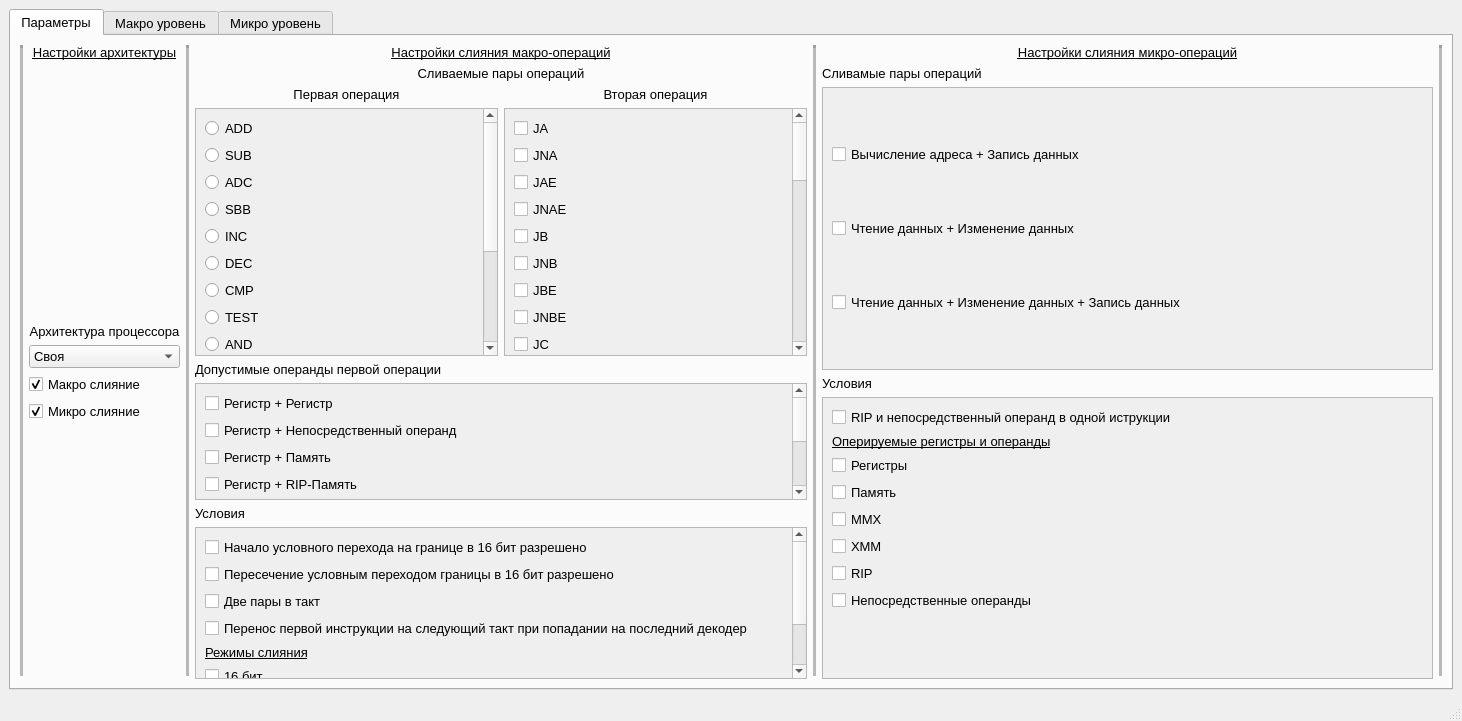
Before: the Qt Designer form mainwindow.ui in Nemilad/Fusion_Simulator, drawn with Qt 5.
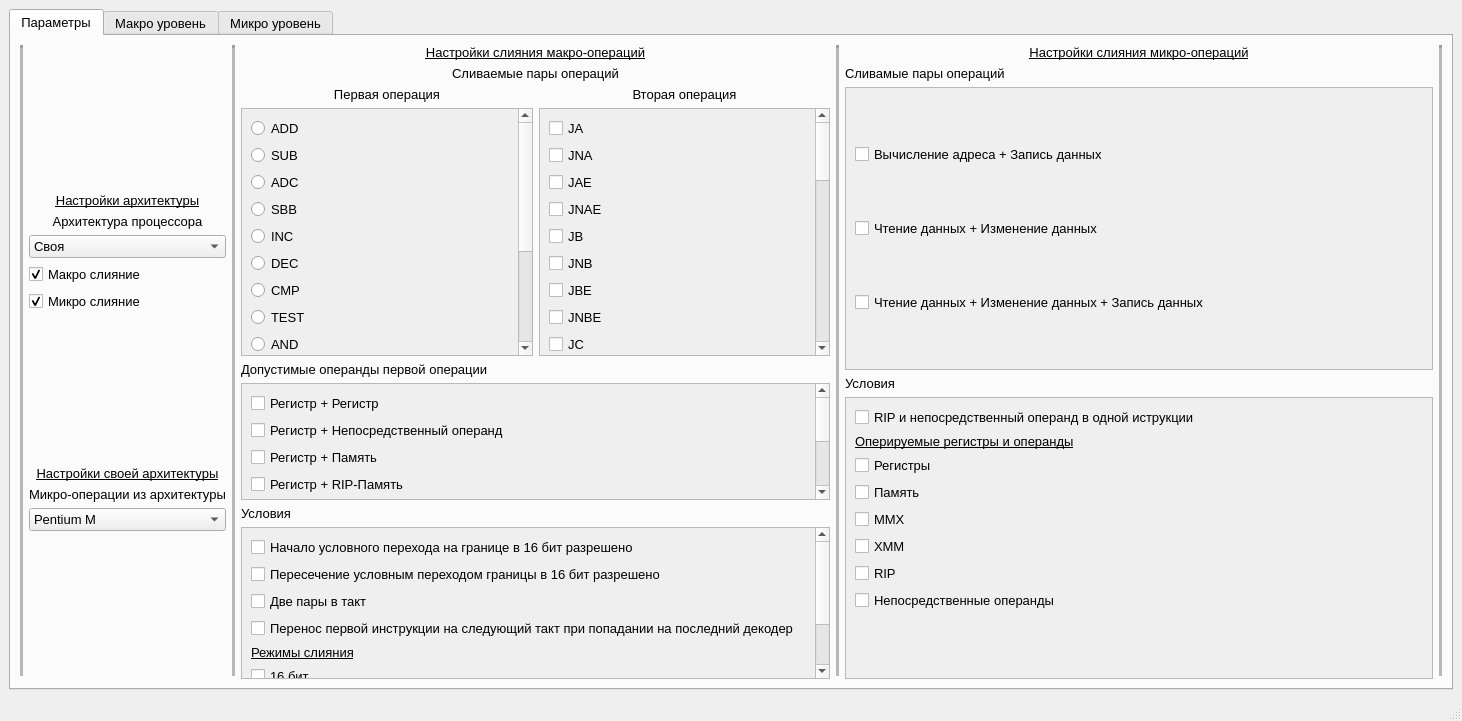
After: the same form once the commit is applied.

```diff
--- a/mainwindow.ui
+++ b/mainwindow.ui
@@ -51,6 +51,19 @@
         </item>
         <item>
          <layout class="QVBoxLayout" name="verticalLayout_2">
+          <item>
+           <spacer name="verticalSpacer_2">
+            <property name="orientation">
+             <enum>Qt::Vertical</enum>
+            </property>
+            <property name="sizeHint" stdset="0">
+             <size>
+              <width>20</width>
+              <height>40</height>
+             </size>
+            </property>
+           </spacer>
+          </item>
           <item>
            <widget class="QLabel" name="label_arch_settings">
             <property name="font">
@@ -71,19 +84,6 @@
             </property>
            </widget>
           </item>
-          <item>
-           <spacer name="verticalSpacer_2">
-            <property name="orientation">
-             <enum>Qt::Vertical</enum>
-            </property>
-            <property name="sizeHint" stdset="0">
-             <size>
-              <width>20</width>
-              <height>40</height>
-             </size>
-            </property>
-           </spacer>
-          </item>
           <item>
            <widget class="QLabel" name="label_arch_processor">
             <property name="font">
@@ -199,6 +199,89 @@
             </property>
            </spacer>
           </item>
+          <item>
+           <widget class="QLabel" name="label_user_arch">
+            <property name="font">
+             <font>
+              <pointsize>10</pointsize>
+              <underline>true</underline>
+             </font>
+            </property>
+            <property name="text">
+             <string>Настройки своей архитектуры</string>
+            </property>
+            <property name="alignment">
+             <set>Qt::AlignCenter</set>
+            </property>
+           </widget>
+          </item>
+          <item>
+           <widget class="QLabel" name="label_user_micro">
+            <property name="text">
+             <string>Микро-операции из архитектуры</string>
+            </property>
+            <property name="alignment">
+             <set>Qt::AlignCenter</set>
+            </property>
+           </widget>
+          </item>
+          <item>
+           <widget class="QComboBox" name="comboBox_arch_micro">
+            <item>
+             <property name="text">
+              <string>Pentium M</string>
+             </property>
+            </item>
+            <item>
+             <property name="text">
+              <string>Core 2</string>
+             </property>
+            </item>
+            <item>
+             <property name="text">
+              <string>Nehalem</string>
+             </property>
+            </item>
+            <item>
+             <property name="text">
+              <string>Sandy Bridge</string>
+             </property>
+            </item>
+            <item>
+             <property name="text">
+              <string>Ivy Bridge</string>
+             </property>
+            </item>
+            <item>
+             <property name="text">
+              <string>Haswell</string>
+             </property>
+            </item>
+            <item>
+             <property name="text">
+              <string>Broadwell</string>
+             </property>
+            </item>
+            <item>
+             <property name="text">
+              <string>Skylake</string>
+             </property>
+            </item>
+           </widget>
+          </item>
+          <item>
+           <spacer name="verticalSpacer_5">
+            <property name="orientation">
+             <enum>Qt::Vertical</enum>
+            </property>
+            <property name="sizeHint" stdset="0">
+             <size>
+              <width>20</width>
+              <height>40</height>
+             </size>
+            </property>
+           </spacer>
+          </item>
          </layout>
         </item>
         <item>
@@ -311,7 +394,7 @@
                 <rect>
                  <x>0</x>
                  <y>0</y>
-                 <width>282</width>
+                 <width>269</width>
                  <height>402</height>
                 </rect>
                </property>
@@ -484,7 +567,7 @@
                 <rect>
                  <x>0</x>
                  <y>0</y>
-                 <width>281</width>
+                 <width>269</width>
                  <height>896</height>
                 </rect>
                </property>
@@ -780,7 +863,7 @@
                 <rect>
                  <x>0</x>
                  <y>0</y>
-                 <width>588</width>
+                 <width>563</width>
                  <height>220</height>
                 </rect>
                </property>
@@ -905,7 +988,7 @@
               <rect>
                <x>0</x>
                <y>0</y>
-               <width>590</width>
+               <width>565</width>
                <height>222</height>
               </rect>
              </property>
@@ -1075,7 +1158,7 @@
               <rect>
                <x>0</x>
                <y>0</y>
-               <width>607</width>
+               <width>582</width>
                <height>268</height>
               </rect>
              </property>
@@ -1154,7 +1237,7 @@
               <rect>
                <x>0</x>
                <y>0</y>
-               <width>607</width>
+               <width>582</width>
                <height>267</height>
               </rect>
              </property>
```
